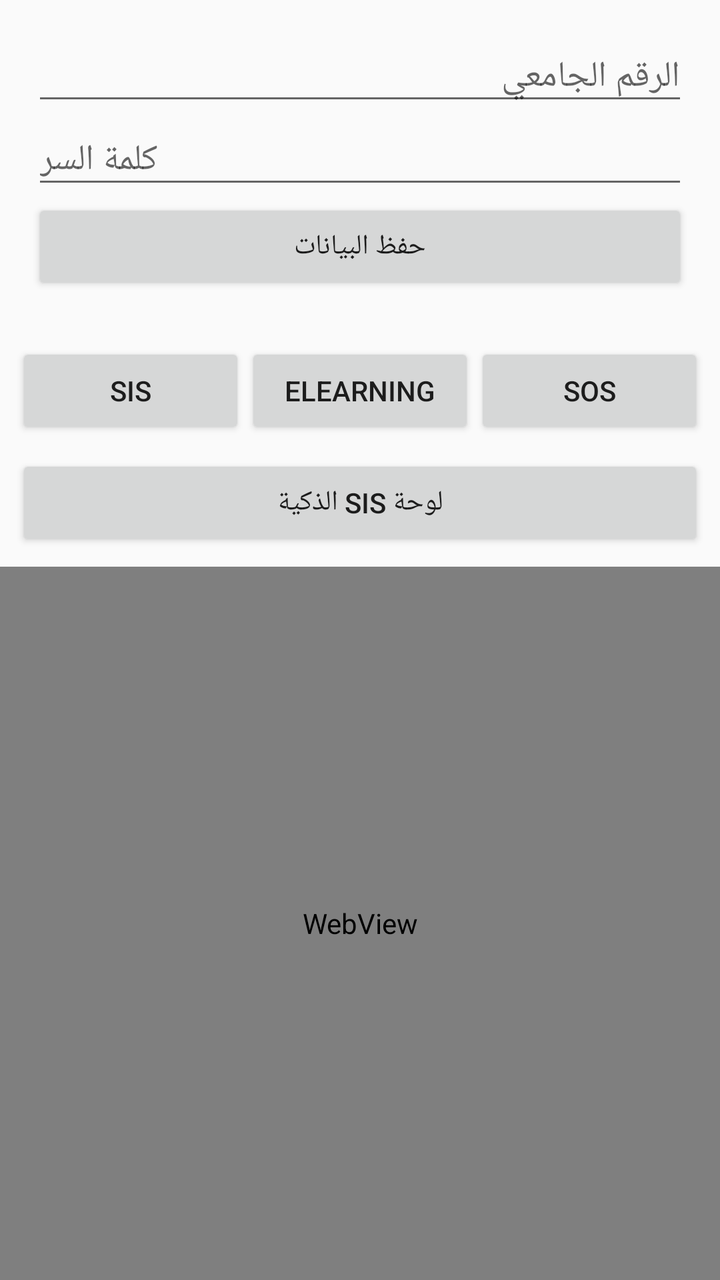
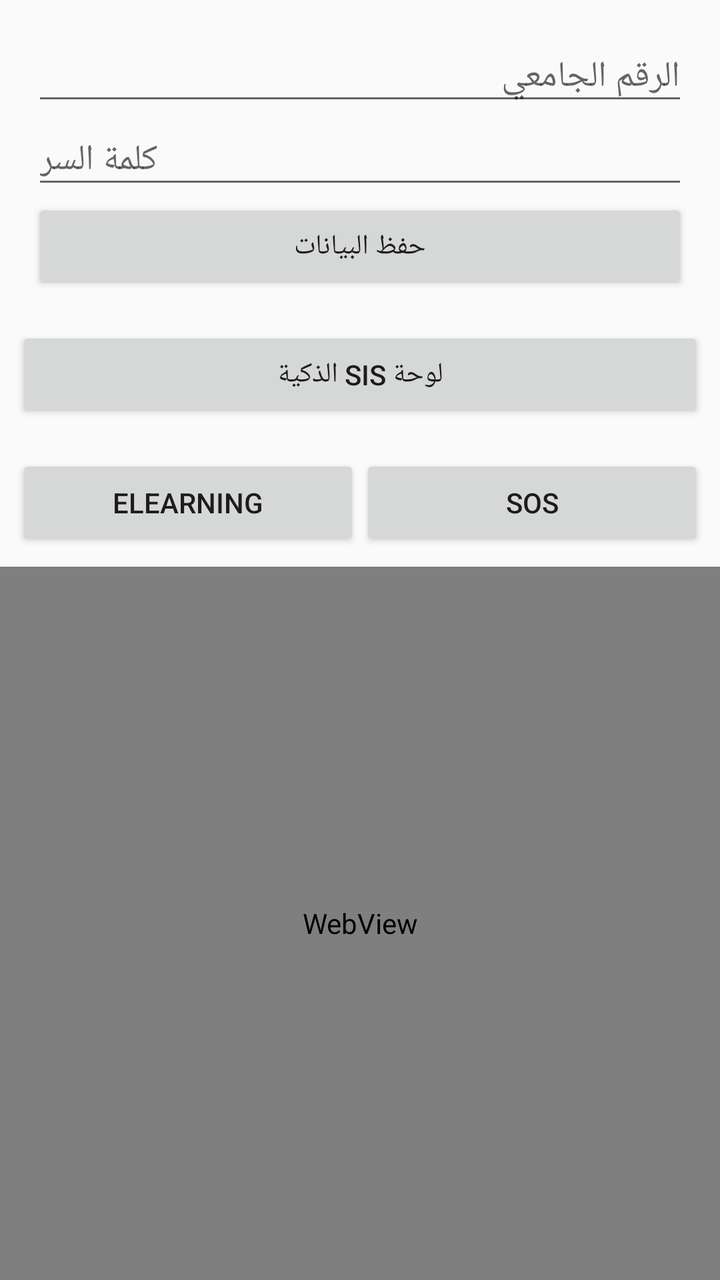

Before-and-after screenshots of an Android layout around one commit, followed by the original layout XML and the change that was made.
<!-- AndroidManifest.xml: application theme Theme.AppCompat.Light.NoActionBar -->
<!-- res/layout/activity_main.xml -->
<?xml version="1.0" encoding="utf-8"?>
<LinearLayout xmlns:android="http://schemas.android.com/apk/res/android"
    android:orientation="vertical"
    android:layout_width="match_parent"
    android:layout_height="match_parent">

    <LinearLayout
        android:id="@+id/setupLayout"
        android:orientation="vertical"
        android:padding="16dp"
        android:layout_width="match_parent"
        android:layout_height="wrap_content">

        <EditText
            android:id="@+id/usernameInput"
            android:hint="الرقم الجامعي"
            android:layout_width="match_parent"
            android:layout_height="wrap_content" />

        <EditText
            android:id="@+id/passwordInput"
            android:hint="كلمة السر"
            android:inputType="textPassword"
            android:layout_width="match_parent"
            android:layout_height="wrap_content" />

        <Button
            android:id="@+id/saveButton"
            android:text="حفظ البيانات"
            android:layout_width="match_parent"
            android:layout_height="wrap_content" />
    </LinearLayout>

    <LinearLayout
        android:id="@+id/buttonsLayout"
        android:orientation="horizontal"
        android:padding="8dp"
        android:layout_width="match_parent"
        android:layout_height="wrap_content">

        <Button
            android:id="@+id/btnSis"
            android:text="SIS"
            android:layout_width="0dp"
            android:layout_weight="1"
            android:layout_height="wrap_content" />

        <Button
            android:id="@+id/btnElearning"
            android:text="Elearning"
            android:layout_width="0dp"
            android:layout_weight="1"
            android:layout_height="wrap_content" />

        <Button
            android:id="@+id/btnSos"
            android:text="SOS"
            android:layout_width="0dp"
            android:layout_weight="1"
            android:layout_height="wrap_content" />
    </LinearLayout>

    <Button
        android:id="@+id/btnSisDashboard"
        android:text="لوحة SIS الذكية"
        android:layout_marginHorizontal="8dp"
        android:layout_marginBottom="8dp"
        android:layout_width="match_parent"
        android:layout_height="wrap_content" />

    <WebView
        android:id="@+id/webView"
        android:layout_width="match_parent"
        android:layout_height="0dp"
        android:layout_weight="1" />

</LinearLayout>
<!-- resources referenced by this layout -->
<resources>

</resources>

<!-- the commit's change to res/layout/activity_main.xml (unified diff, before → after) -->
@@ -31,19 +31,20 @@
             android:layout_height="wrap_content" />
     </LinearLayout>
 
+    <Button
+        android:id="@+id/btnSisDashboard"
+        android:text="لوحة SIS الذكية"
+        android:layout_marginHorizontal="8dp"
+        android:layout_marginBottom="8dp"
+        android:layout_width="match_parent"
+        android:layout_height="wrap_content" />
+
     <LinearLayout
         android:id="@+id/buttonsLayout"
         android:orientation="horizontal"
         android:padding="8dp"
         android:layout_width="match_parent"
         android:layout_height="wrap_content">
-
-        <Button
-            android:id="@+id/btnSis"
-            android:text="SIS"
-            android:layout_width="0dp"
-            android:layout_weight="1"
-            android:layout_height="wrap_content" />
 
         <Button
             android:id="@+id/btnElearning"
@@ -60,14 +61,6 @@
             android:layout_height="wrap_content" />
     </LinearLayout>
 
-    <Button
-        android:id="@+id/btnSisDashboard"
-        android:text="لوحة SIS الذكية"
-        android:layout_marginHorizontal="8dp"
-        android:layout_marginBottom="8dp"
-        android:layout_width="match_parent"
-        android:layout_height="wrap_content" />
-
     <WebView
         android:id="@+id/webView"
         android:layout_width="match_parent"
